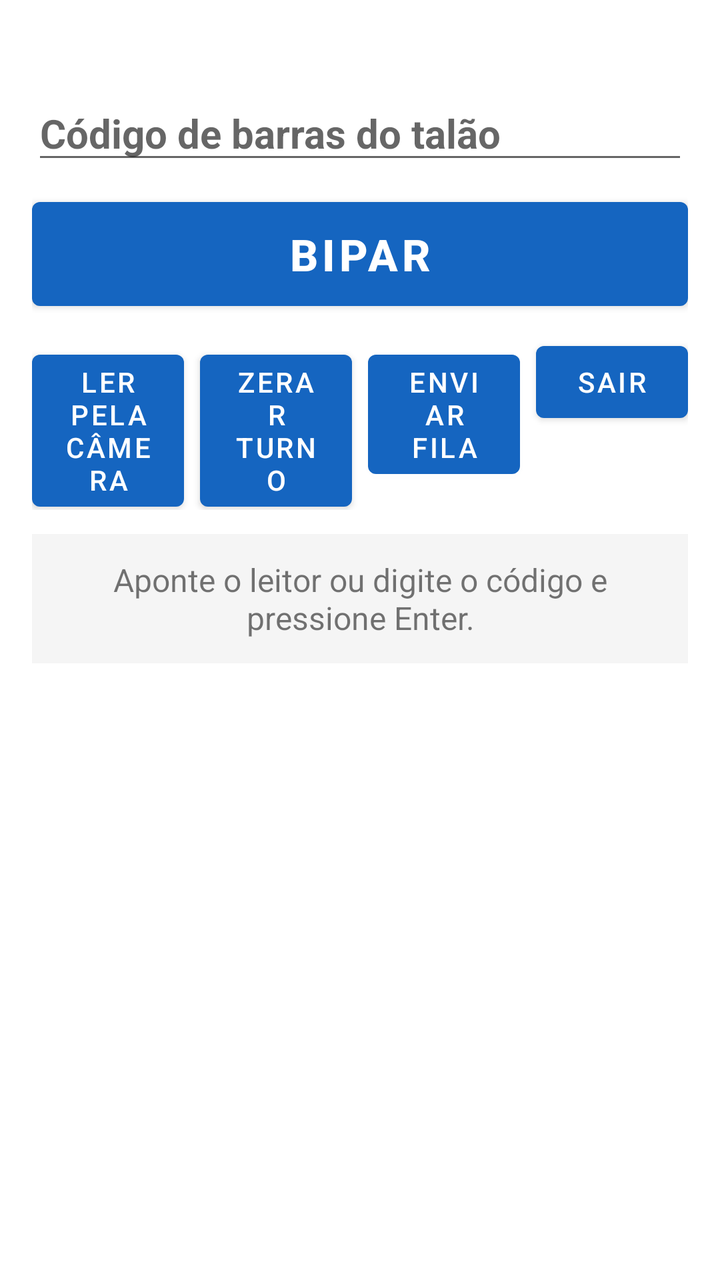
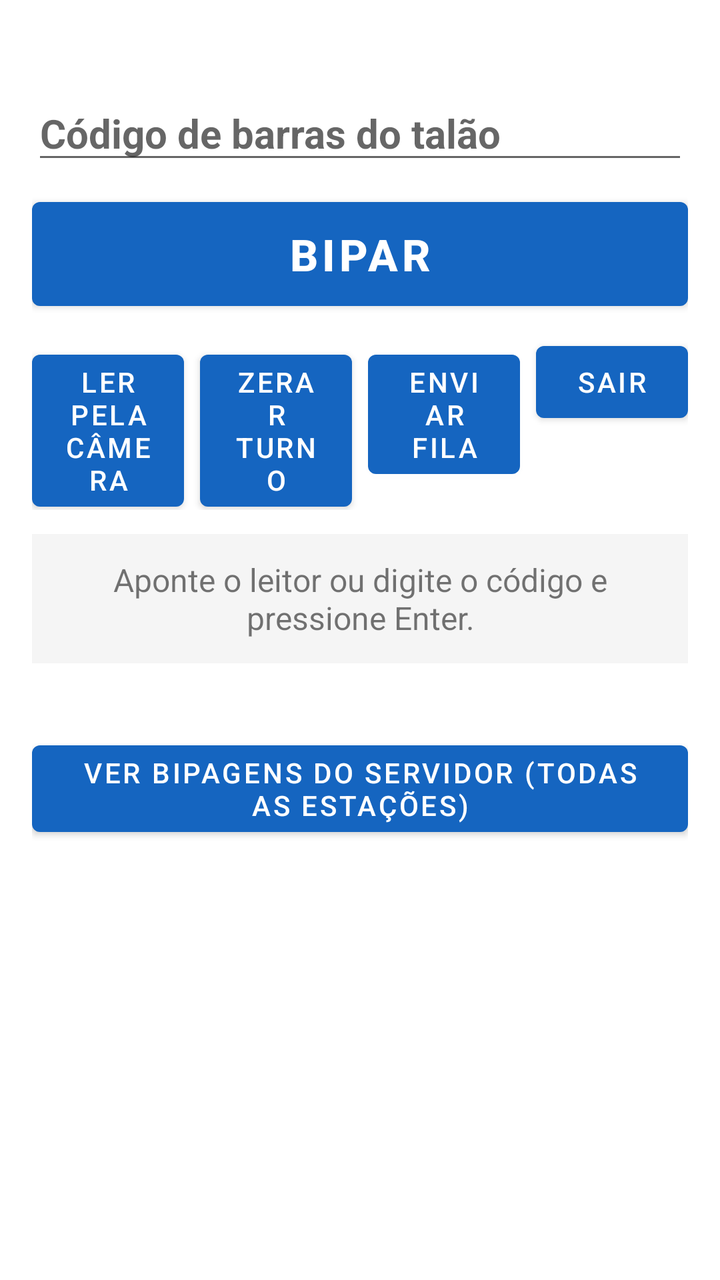

Screens rendered from an Android XML layout before and after an edit, with the pre-edit source and the edit as a unified diff.
<!-- AndroidManifest.xml: application theme Theme.Erp2026Bipe -->
<!-- res/layout/activity_bipagem.xml -->
<?xml version="1.0" encoding="utf-8"?>
<LinearLayout xmlns:android="http://schemas.android.com/apk/res/android"
    android:layout_width="match_parent"
    android:layout_height="match_parent"
    android:orientation="vertical"
    android:padding="16dp">

    <TextView
        android:id="@+id/txtOperador"
        android:layout_width="wrap_content"
        android:layout_height="wrap_content"
        android:textSize="14sp"
        android:textStyle="bold"/>

    <EditText
        android:id="@+id/editCodigoBarras"
        android:layout_width="match_parent"
        android:layout_height="wrap_content"
        android:layout_marginTop="8dp"
        android:hint="Código de barras do talão"
        android:imeOptions="actionDone"
        android:inputType="text"
        android:textSize="20sp"
        android:textStyle="bold"/>

    <Button
        android:id="@+id/btnBipar"
        android:layout_width="match_parent"
        android:layout_height="64dp"
        android:layout_marginTop="8dp"
        android:text="BIPAR"
        android:textSize="22sp"
        android:textStyle="bold"/>

    <LinearLayout
        android:layout_width="match_parent"
        android:layout_height="wrap_content"
        android:layout_marginTop="8dp"
        android:orientation="horizontal">

        <Button
            android:id="@+id/btnCamera"
            android:layout_width="0dp"
            android:layout_height="wrap_content"
            android:layout_weight="1"
            android:text="Ler pela câmera"/>

        <Button
            android:id="@+id/btnZerar"
            android:layout_width="0dp"
            android:layout_height="wrap_content"
            android:layout_marginStart="8dp"
            android:layout_weight="1"
            android:text="Zerar turno"/>

        <Button
            android:id="@+id/btnSync"
            android:layout_width="0dp"
            android:layout_height="wrap_content"
            android:layout_marginStart="8dp"
            android:layout_weight="1"
            android:text="Enviar fila"/>

        <Button
            android:id="@+id/btnSair"
            android:layout_width="0dp"
            android:layout_height="wrap_content"
            android:layout_marginStart="8dp"
            android:layout_weight="1"
            android:text="Sair"/>
    </LinearLayout>

    <TextView
        android:id="@+id/txtResultado"
        android:layout_width="match_parent"
        android:layout_height="wrap_content"
        android:layout_marginTop="12dp"
        android:background="#F5F5F5"
        android:gravity="center"
        android:padding="12dp"
        android:text="Aponte o leitor ou digite o código e pressione Enter."
        android:textSize="16sp"/>

    <TextView
        android:id="@+id/txtContadores"
        android:layout_width="match_parent"
        android:layout_height="wrap_content"
        android:layout_marginTop="8dp"
        android:gravity="center"
        android:textSize="14sp"/>

    <ListView
        android:id="@+id/listaHistorico"
        android:layout_width="match_parent"
        android:layout_height="0dp"
        android:layout_marginTop="8dp"
        android:layout_weight="1"/>
</LinearLayout>
<!-- resources referenced by this layout -->
<resources>
  <style name="Theme.Erp2026Bipe" parent="Theme.MaterialComponents.DayNight.NoActionBar">
          <item name="colorPrimary">#1565C0</item>
          <item name="colorPrimaryVariant">#0D47A1</item>
          <item name="colorOnPrimary">#FFFFFF</item>
          <item name="android:statusBarColor">#0D47A1</item>
      </style>
</resources>

<!-- the commit's change to res/layout/activity_bipagem.xml (unified diff, before → after) -->
@@ -89,6 +89,13 @@
         android:gravity="center"
         android:textSize="14sp"/>
 
+    <Button
+        android:id="@+id/btnHistoricoServidor"
+        android:layout_width="match_parent"
+        android:layout_height="wrap_content"
+        android:layout_marginTop="8dp"
+        android:text="Ver bipagens do servidor (todas as estações)"/>
+
     <ListView
         android:id="@+id/listaHistorico"
         android:layout_width="match_parent"
